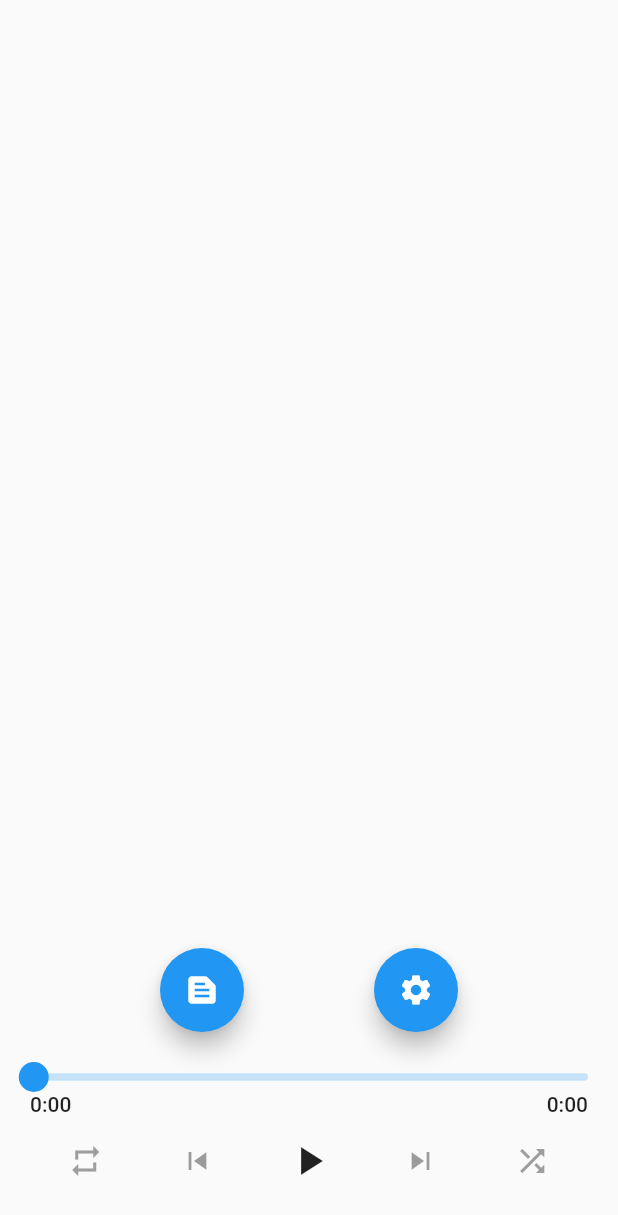
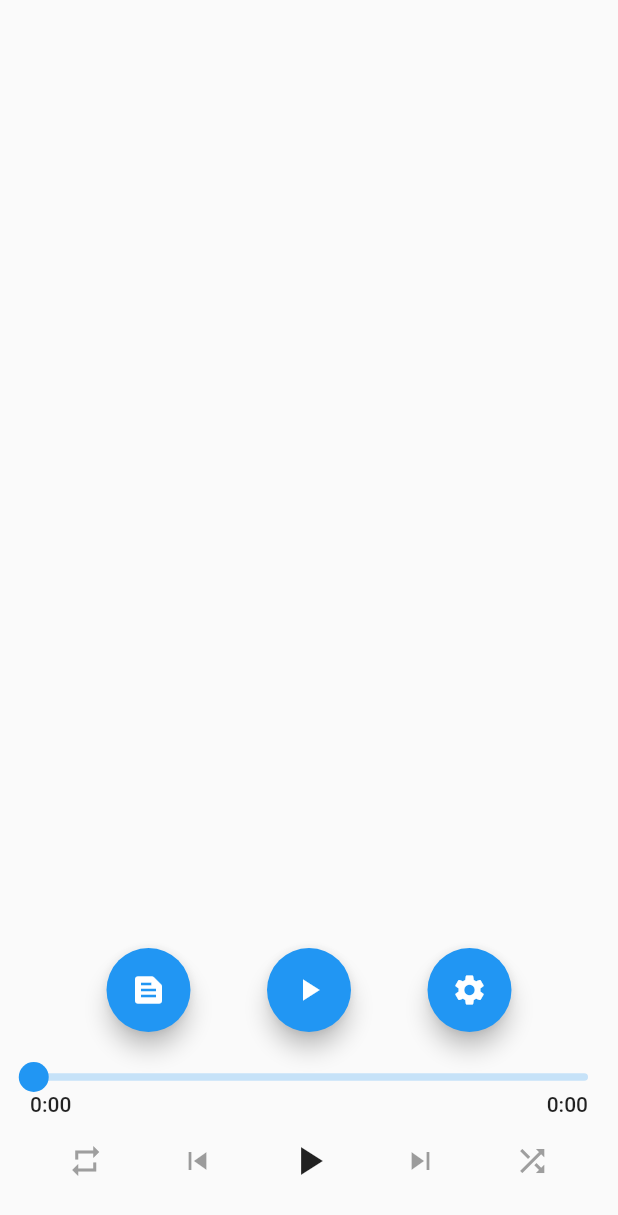
Before and after one commit to IgorBayerl/flutter-music-app, a Flutter app: the screen it shows after launch, on a phone screen of 412 x 824 dp. Shown: the top 1215 px of the screen. Run offline on Flutter 3.47's test engine with Material 2 defaults, Android fonts, the phone set to English and light mode, and no system bars; drawn by our look-alikes of audio_video_progress_bar; our stand-ins replace audio_service, get_it, just_audio, shared_preferences; network calls fail; statements that could not run were skipped.

```diff
--- a/lib/main.dart
+++ b/lib/main.dart
@@ -7,7 +7,6 @@ import 'notifiers/progress_notifier.dart';
 import 'notifiers/repeat_button_notifier.dart';
 import 'page_manager.dart';
 import 'services/service_locator.dart';
-import 'settings_manager.dart';
 
 void main() async {
   await setupServiceLocator();
@@ -116,6 +115,10 @@ class AddRemoveSongButtons extends StatelessWidget {
           FloatingActionButton(
             onPressed: (() => pageManager.reloadPlaylist()),
             child: Icon(Icons.text_snippet),
+          ),
+          FloatingActionButton(
+            onPressed: (() => pageManager.play()),
+            child: Icon(Icons.play_arrow),
           ),
           FloatingActionButton(
             onPressed: () {
```
